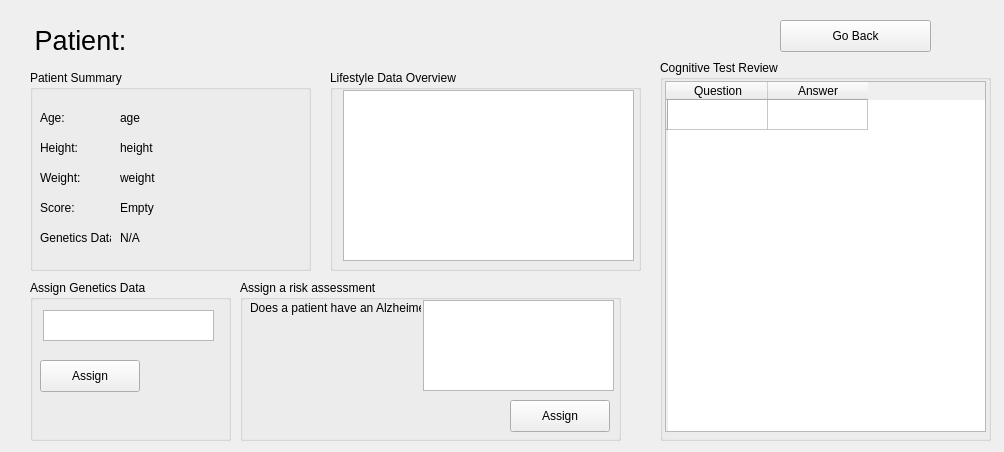
Old version of the form ui_files/manage_patient.ui in the repository MatijaPuca/Alzheimer-s-Disease.
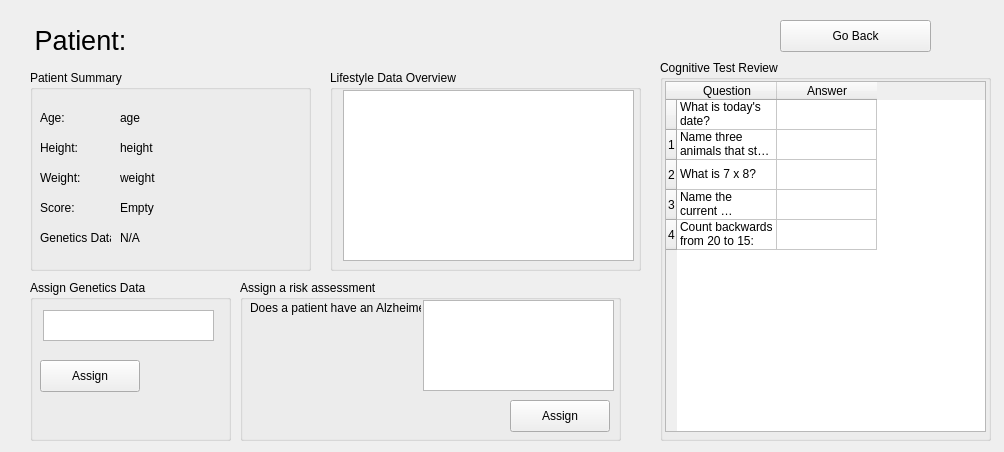
New version of the form.

```diff
--- a/ui_files/manage_patient.ui
+++ b/ui_files/manage_patient.ui
@@ -320,6 +320,26 @@
       <string/>
      </property>
     </row>
+    <row>
+     <property name="text">
+      <string>1</string>
+     </property>
+    </row>
+    <row>
+     <property name="text">
+      <string>2</string>
+     </property>
+    </row>
+    <row>
+     <property name="text">
+      <string>3</string>
+     </property>
+    </row>
+    <row>
+     <property name="text">
+      <string>4</string>
+     </property>
+    </row>
     <column>
      <property name="text">
       <string>Question</string>
@@ -332,7 +352,27 @@
     </column>
     <item row="0" column="0">
      <property name="text">
-      <string/>
+      <string>What is today's date?</string>
+     </property>
+    </item>
+    <item row="1" column="0">
+     <property name="text">
+      <string>Name three animals that start with the letter 'C':</string>
+     </property>
+    </item>
+    <item row="2" column="0">
+     <property name="text">
+      <string>What is 7 x 8?</string>
+     </property>
+    </item>
+    <item row="3" column="0">
+     <property name="text">
+      <string>Name the current President:</string>
+     </property>
+    </item>
+    <item row="4" column="0">
+     <property name="text">
+      <string>Count backwards from 20 to 15:</string>
      </property>
     </item>
    </widget>
```
